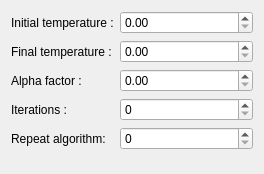
Before: the Qt Designer form sa_options.ui in Damianeroos/DrillRoute_Optimizer_TSP, drawn with Qt 5.
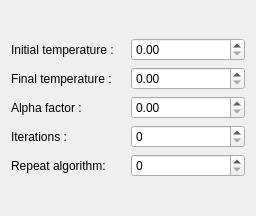
After: the same form once the commit is applied.

The edit to the form file:
```diff
--- a/sa_options.ui
+++ b/sa_options.ui
@@ -6,16 +6,16 @@
    <rect>
     <x>0</x>
     <y>0</y>
-    <width>264</width>
-    <height>174</height>
+    <width>256</width>
+    <height>216</height>
    </rect>
   </property>
   <property name="windowTitle">
    <string>Form</string>
   </property>
-  <layout class="QGridLayout" name="gridLayout">
+  <layout class="QGridLayout" name="gridLayout_2">
    <item row="0" column="0">
-    <layout class="QFormLayout" name="formLayout">
+    <layout class="QGridLayout" name="gridLayout">
      <item row="0" column="0">
       <widget class="QLabel" name="label_2">
        <property name="text">
```
